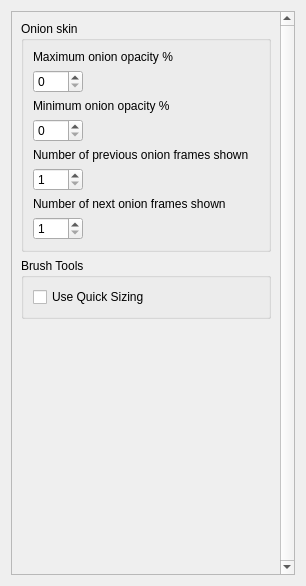
pencil2d/pencil, file app/ui/toolspage.ui: the form before one commit.
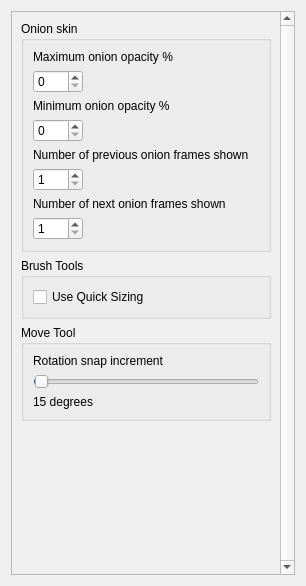
The form after the commit.

Commit message: Add preference for constrained rotation angle

Patch:
```diff
--- a/app/ui/toolspage.ui
+++ b/app/ui/toolspage.ui
@@ -33,8 +33,8 @@
        <rect>
         <x>0</x>
         <y>0</y>
-        <width>286</width>
-        <height>566</height>
+        <width>299</width>
+        <height>560</height>
        </rect>
       </property>
       <layout class="QVBoxLayout" name="verticalLayout_4">
@@ -173,6 +173,45 @@
          </layout>
         </widget>
        </item>
+       <item>
+        <widget class="QGroupBox" name="moveBox">
+         <property name="title">
+          <string>Move Tool</string>
+         </property>
+         <layout class="QVBoxLayout" name="verticalLayout">
+          <item>
+           <widget class="QLabel" name="rotationIncrementLabel">
+            <property name="text">
+             <string>Rotation snap increment</string>
+            </property>
+           </widget>
+          </item>
+          <item>
+           <widget class="QSlider" name="rotationIncrementSlider">
+            <property name="minimum">
+             <number>0</number>
+            </property>
+            <property name="maximum">
+             <number>359</number>
+            </property>
+            <property name="value">
+             <number>1</number>
+            </property>
+            <property name="orientation">
+             <enum>Qt::Horizontal</enum>
+            </property>
+           </widget>
+          </item>
+          <item>
+           <widget class="QLabel" name="rotationIncrementDisplay">
+            <property name="text">
+             <string>15 degrees</string>
+            </property>
+           </widget>
+          </item>
+         </layout>
+        </widget>
+       </item>
        <item>
         <spacer name="verticalSpacer">
          <property name="orientation">
```
The commit also changes 7 other files.
